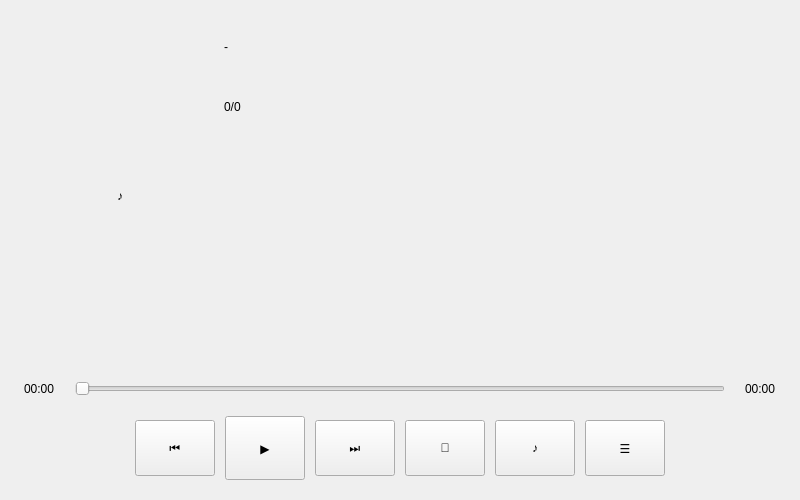
Qt form playwidget.ui (Attention-C7/MusicPlayer) before a commit.
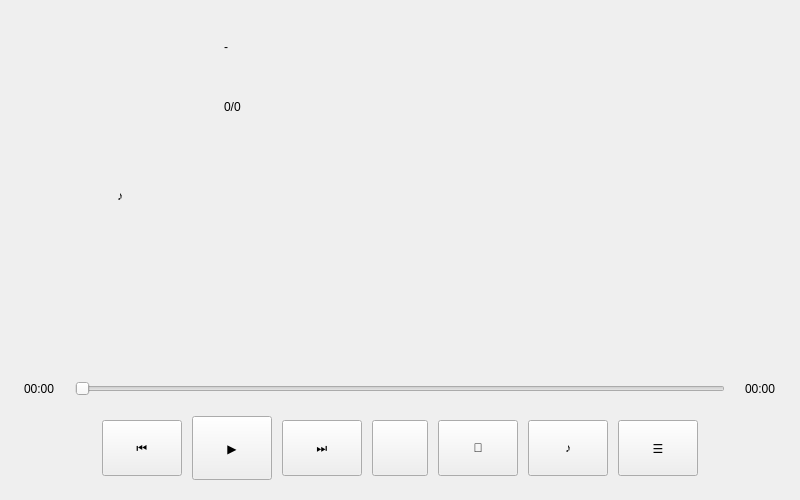
The same form after that commit.

Commit message: feat: touch volume popup synced with voice and list UI commands

What changed in the file:
```diff
--- a/playwidget.ui
+++ b/playwidget.ui
@@ -226,6 +226,19 @@
        </property>
       </widget>
      </item>
+     <item>
+      <widget class="QPushButton" name="btn_volume">
+       <property name="minimumSize">
+        <size>
+         <width>56</width>
+         <height>56</height>
+        </size>
+       </property>
+       <property name="text">
+        <string/>
+       </property>
+      </widget>
+     </item>
      <item>
       <widget class="QPushButton" name="btn_playMode">
        <property name="minimumSize">
```
The commit also changes 12 other files.
